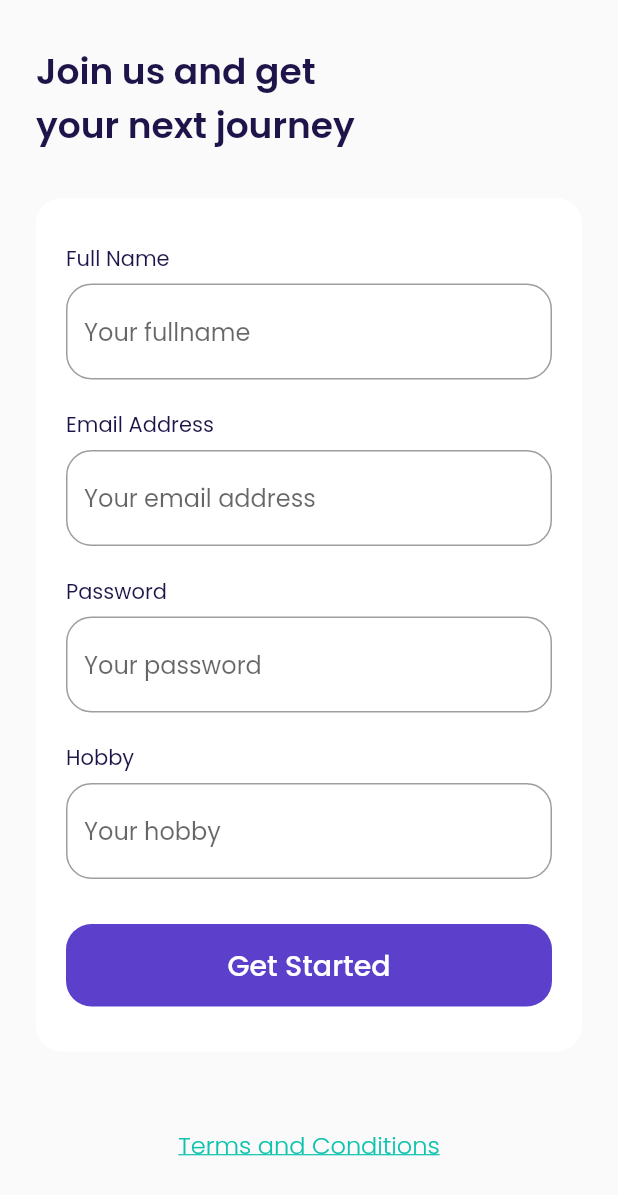
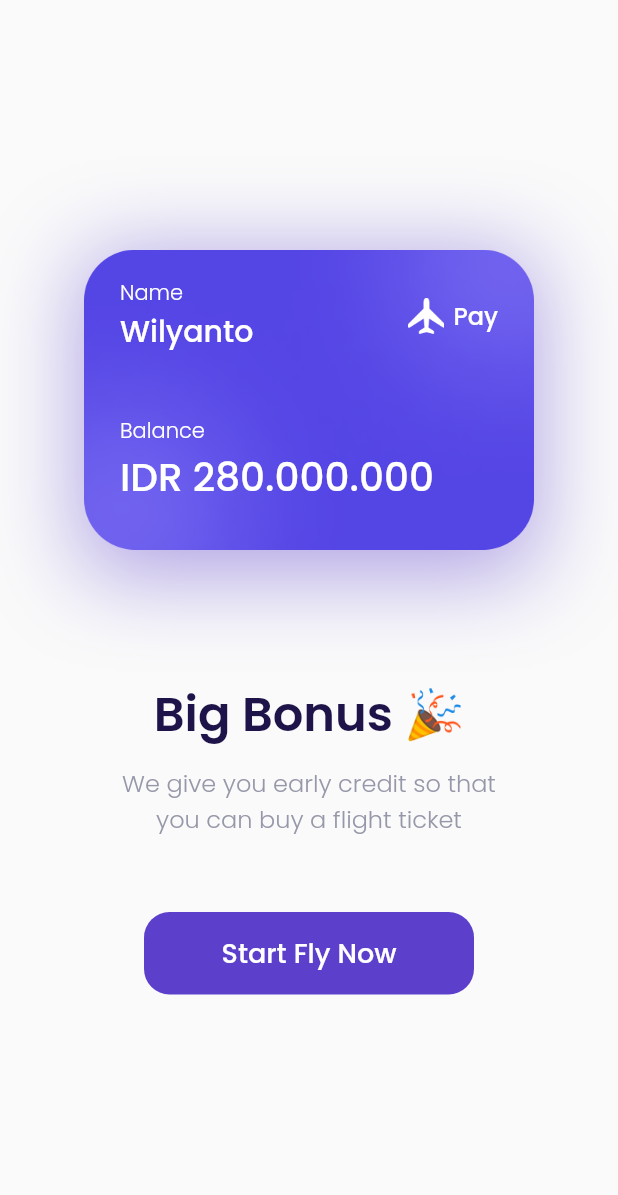
Before and after one commit to wilyanto/flutter-airplane, a Flutter app: the SignUpPage screen opened by its route, after a tap on "Get Started", on a phone screen of 412 x 824 dp. Shown: the top 1195 px of the screen. Run offline on Flutter 3.47's test engine with Material 2 defaults, Android fonts, the phone set to English and light mode, and no system bars; our stand-ins replace google_fonts.

Commit message:
bonus page

```diff
--- a/lib/main.dart
+++ b/lib/main.dart
@@ -1,3 +1,4 @@
+import 'package:airplane/presentation/bosus/bonus_page.dart';
 import 'package:airplane/presentation/get_started/get_started.dart';
 import 'package:airplane/presentation/sign_up/sign_up_page.dart';
 import 'package:flutter/material.dart';
@@ -17,6 +18,7 @@ class MyApp extends StatelessWidget {
         SplashPage.routeName: (context) => SplashPage(),
         GetStartedPage.routeName: (context) => GetStartedPage(),
         SignUpPage.routeName: (context) => SignUpPage(),
+        BonusPage.routeName: (context) => BonusPage(),
       },
     );
   }
--- /dev/null
+++ b/lib/presentation/bosus/bonus_page.dart
@@ -0,0 +1,149 @@
+import 'package:airplane/shared/theme.dart';
+import 'package:flutter/material.dart';
+
+class BonusPage extends StatelessWidget {
+  static const routeName = 'bonus';
+  @override
+  Widget build(BuildContext context) {
+    Widget bonusCard() => Container(
+          height: 211,
+          width: 300,
+          padding: EdgeInsets.all(defaultMargin),
+          decoration: BoxDecoration(
+            image: const DecorationImage(
+              image: AssetImage(
+                'assets/image_card.png',
+              ),
+            ),
+            boxShadow: [
+              BoxShadow(
+                color: kPrimaryColor.withOpacity(0.5),
+                blurRadius: 50,
+                offset: const Offset(0, 10),
+              ),
+            ],
+          ),
+          child: Column(
+            crossAxisAlignment: CrossAxisAlignment.start,
+            children: [
+              Row(
+                children: [
+                  Expanded(
+                    child: Column(
+                      crossAxisAlignment: CrossAxisAlignment.start,
+                      children: [
+                        Text(
+                          'Name',
+                          style: whiteTextStyle.copyWith(fontWeight: light),
+                        ),
+                        Text(
+                          'Wilyanto',
+                          style: whiteTextStyle.copyWith(
+                            fontSize: 20,
+                            fontWeight: medium,
+                          ),
+                          overflow: TextOverflow.ellipsis,
+                        )
+                      ],
+                    ),
+                  ),
+                  Container(
+                    width: 24,
+                    height: 24,
+                    margin: const EdgeInsets.only(right: 6),
+                    decoration: const BoxDecoration(
+                      image: DecorationImage(
+                        image: AssetImage('assets/icon_plane.png'),
+                      ),
+                    ),
+                  ),
+                  Text(
+                    'Pay',
+                    style: whiteTextStyle.copyWith(
+                      fontSize: 16,
+                      fontWeight: medium,
+                    ),
+                  ),
+                ],
+              ),
+              const SizedBox(height: 41),
+              Text(
+                'Balance',
+                style: whiteTextStyle.copyWith(
+                  fontWeight: light,
+                ),
+              ),
+              Text(
+                'IDR 280.000.000',
+                style: whiteTextStyle.copyWith(
+                  fontSize: 26,
+                  fontWeight: medium,
+                ),
+              ),
+            ],
+          ),
+        );
+
+    Widget title() => Container(
+          margin: const EdgeInsets.only(top: 80),
+          child: Text(
+            'Big Bonus 🎉',
+            style: blackTextStyle.copyWith(
+              fontSize: 32,
+              fontWeight: semiBold,
+            ),
+          ),
+        );
+
+    Widget subtitle() => Container(
+          margin: const EdgeInsets.only(top: 10),
+          child: Text(
+            'We give you early credit so that\nyou can buy a flight ticket',
+            style: greyTextStyle.copyWith(
+              fontSize: 16,
+              fontWeight: light,
+            ),
+            textAlign: TextAlign.center,
+          ),
+        );
+
+    Widget startButton() => Container(
+          margin: const EdgeInsets.only(top: 50),
+          height: 55,
+          width: 220,
+          child: TextButton(
+            onPressed: () {},
+            style: TextButton.styleFrom(
+              backgroundColor: kPrimaryColor,
+              shape: RoundedRectangleBorder(
+                borderRadius: BorderRadius.circular(
+                  defaultRadius,
+                ),
+              ),
+            ),
+            child: Text(
+              'Start Fly Now',
+              style: whiteTextStyle.copyWith(
+                fontSize: 18,
+                fontWeight: medium,
+              ),
+            ),
+          ),
+        );
+
+    return Scaffold(
+      backgroundColor: kBackgroundColor,
+      body: Center(
+        child: Column(
+          mainAxisAlignment: MainAxisAlignment.center,
+          children: [
+            bonusCard(),
+            title(),
+            subtitle(),
+            startButton(),
+          ],
+        ),
+      ),
+    );
+  }
+}
--- a/lib/presentation/sign_up/sign_up_page.dart
+++ b/lib/presentation/sign_up/sign_up_page.dart
@@ -1,3 +1,4 @@
+import 'package:airplane/presentation/bosus/bonus_page.dart';
 import 'package:airplane/shared/theme.dart';
 import 'package:flutter/material.dart';
 
@@ -150,7 +151,9 @@ class SignUpPage extends StatelessWidget {
             width: double.infinity,
             height: 55,
             child: TextButton(
-              onPressed: () {},
+              onPressed: () {
+                Navigator.pushNamed(context, BonusPage.routeName);
+              },
               style: TextButton.styleFrom(
                 backgroundColor: kPrimaryColor,
                 shape: RoundedRectangleBorder(
```
